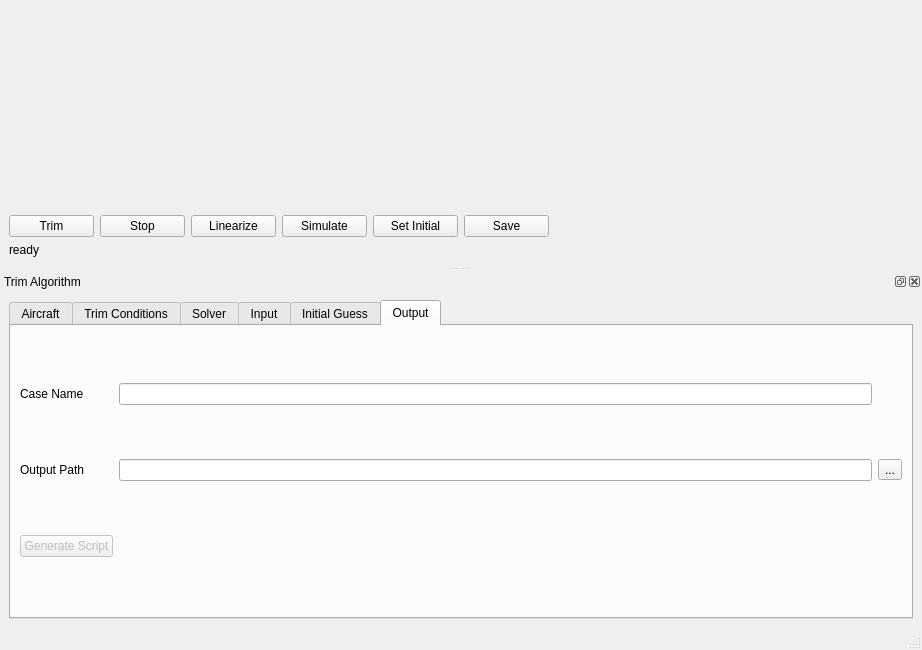
Before: the Qt Designer form gui/MainWindow_OSG.ui in arktools/jsbsim, drawn with Qt 5.
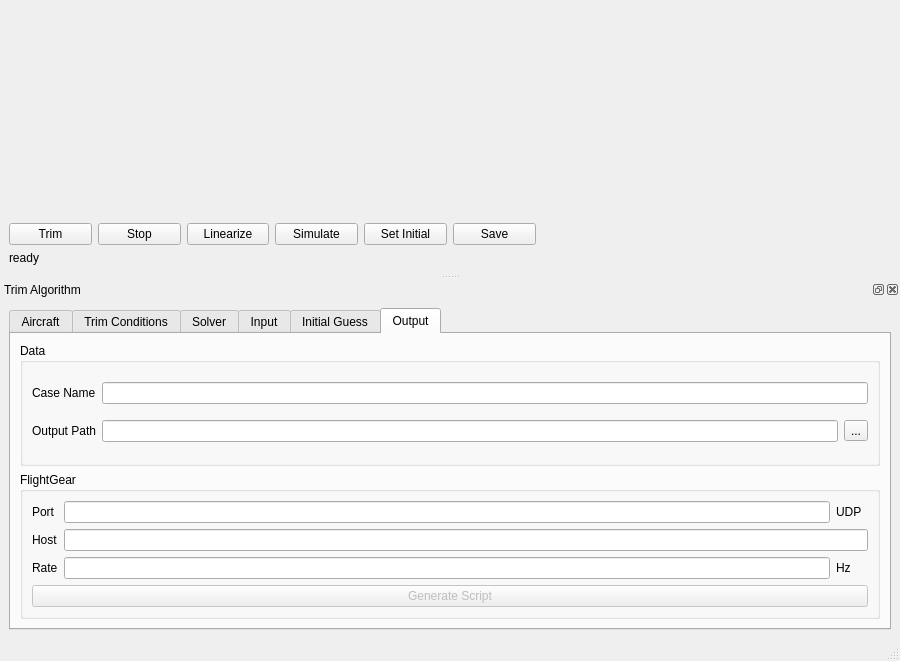
After: the same form once the commit is applied. Custom widgets are drawn as their Qt base class.

What changed in the file:
```diff
--- a/gui/MainWindow_OSG.ui
+++ b/gui/MainWindow_OSG.ui
@@ -6,12 +6,12 @@
    <rect>
     <x>0</x>
     <y>0</y>
-    <width>922</width>
-    <height>625</height>
+    <width>900</width>
+    <height>661</height>
    </rect>
   </property>
   <property name="sizePolicy">
-   <sizepolicy hsizetype="Ignored" vsizetype="Ignored">
+   <sizepolicy hsizetype="MinimumExpanding" vsizetype="Minimum">
     <horstretch>0</horstretch>
     <verstretch>0</verstretch>
    </sizepolicy>
@@ -91,7 +91,7 @@
   <widget class="QStatusBar" name="statusbar"/>
   <widget class="QDockWidget" name="guidanceDock">
    <property name="sizePolicy">
-    <sizepolicy hsizetype="MinimumExpanding" vsizetype="MinimumExpanding">
+    <sizepolicy hsizetype="MinimumExpanding" vsizetype="Minimum">
      <horstretch>0</horstretch>
      <verstretch>0</verstretch>
     </sizepolicy>
@@ -99,7 +99,7 @@
    <property name="minimumSize">
     <size>
      <width>900</width>
-     <height>356</height>
+     <height>359</height>
     </size>
    </property>
    <property name="windowTitle">
@@ -1112,6 +1112,12 @@
         <attribute name="title">
          <string>Output</string>
         </attribute>
+        <layout class="QGridLayout" name="gridLayout_10">
+         <item row="0" column="0">
+          <widget class="QGroupBox" name="groupBox_2">
+           <property name="title">
+            <string>Data</string>
+           </property>
         <layout class="QGridLayout" name="gridLayout_3">
          <item row="0" column="0">
           <widget class="QLabel" name="label_47">
@@ -1120,7 +1126,7 @@
            </property>
           </widget>
          </item>
-         <item row="0" column="1">
+            <item row="0" column="1" colspan="2">
           <widget class="QLineEdit" name="lineEdit_caseName"/>
          </item>
          <item row="1" column="0">
@@ -1140,7 +1146,60 @@
            </property>
           </widget>
          </item>
-         <item row="3" column="0">
+           </layout>
+          </widget>
+         </item>
+         <item row="1" column="0">
+          <widget class="QGroupBox" name="groupBox">
+           <property name="title">
+            <string>FlightGear</string>
+           </property>
+           <layout class="QGridLayout" name="gridLayout_9">
+            <item row="0" column="0">
+             <widget class="QLabel" name="label_48">
+              <property name="text">
+               <string>Port</string>
+              </property>
+             </widget>
+            </item>
+            <item row="1" column="0">
+             <widget class="QLabel" name="label_52">
+              <property name="text">
+               <string>Host</string>
+              </property>
+             </widget>
+            </item>
+            <item row="2" column="0">
+             <widget class="QLabel" name="label_53">
+              <property name="text">
+               <string>Rate</string>
+              </property>
+             </widget>
+            </item>
+            <item row="0" column="2">
+             <widget class="QLabel" name="label_55">
+              <property name="text">
+               <string>UDP</string>
+              </property>
+             </widget>
+            </item>
+            <item row="0" column="1">
+             <widget class="QLineEdit" name="lineEdit_flightGearPort"/>
+            </item>
+            <item row="1" column="1" colspan="3">
+             <widget class="QLineEdit" name="lineEdit_flightGearHost"/>
+            </item>
+            <item row="2" column="1">
+             <widget class="QLineEdit" name="lineEdit_flightGearRate"/>
+            </item>
+            <item row="2" column="2">
+             <widget class="QLabel" name="label_54">
+              <property name="text">
+               <string>Hz</string>
+              </property>
+             </widget>
+            </item>
+            <item row="3" column="0" colspan="4">
           <widget class="QPushButton" name="pushButton_generateScript">
            <property name="enabled">
             <bool>false</bool>
@@ -1148,6 +1207,9 @@
            <property name="text">
             <string>Generate Script</string>
            </property>
+             </widget>
+            </item>
+           </layout>
           </widget>
          </item>
         </layout>
```
Lines whose indentation alone changed are shown as unchanged.
